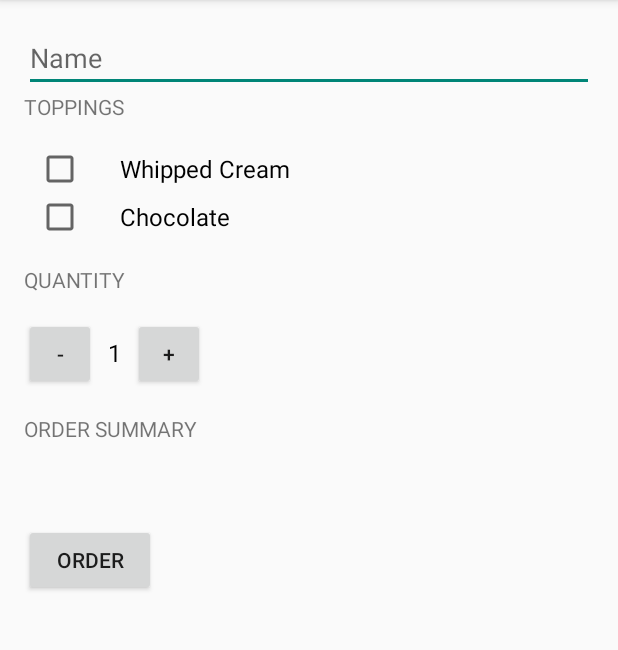
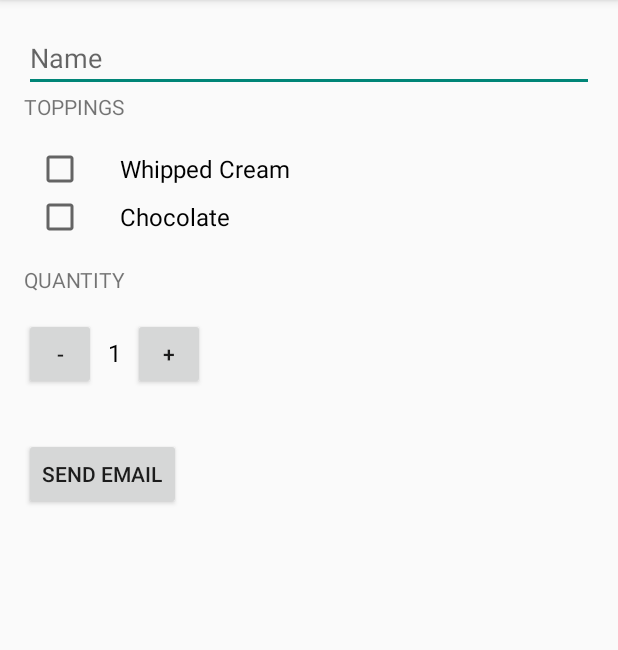
Before and after one commit to williamscs/JustJava, an Android app: the screen it shows after launch (MainActivity), on a phone screen of 412 x 824 dp, the part 84-734 px from its top. Run offline under Robolectric (Android 15) with nearby library versions, the phone set to English and light mode, and no system bars.

Commit message:
Add bounds checking and send email rather than output message.

```diff
--- a/app/src/main/res/layout/activity_main.xml
+++ b/app/src/main/res/layout/activity_main.xml
@@ -73,25 +73,11 @@
             android:text="+"
             android:onClick="increment"/>
     </LinearLayout>
-    <TextView
-        android:layout_width="wrap_content"
-        android:layout_height="wrap_content"
-        android:layout_marginTop="16dp"
-        android:layout_marginBottom="16dp"
-        android:text="Order Summary"
-        android:textAllCaps="true"/>
-    <TextView
-        android:id="@+id/order_summary_text_view"
-        android:textColor="@android:color/black"
-        android:textSize="16sp"
-        android:layout_width="wrap_content"
-        android:layout_height="wrap_content"
-        android:text="" />
     <Button
         android:layout_width="wrap_content"
         android:layout_height="wrap_content"
-        android:layout_marginTop="16dp"
-        android:text="Order"
+        android:layout_marginTop="32dp"
+        android:text="Send Email"
         android:textAllCaps="true"
-        android:onClick="submitOrder"/>
+        android:onClick="sendOrderSummary"/>
 </LinearLayout>
```
Also changed, not shown: app/src/main/java/com/example/android/justjava/MainActivity.java (+35 -11 lines).
